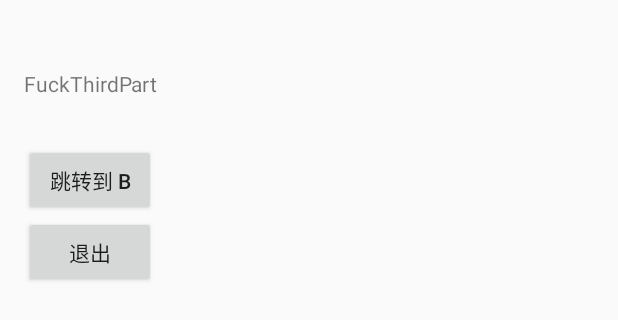
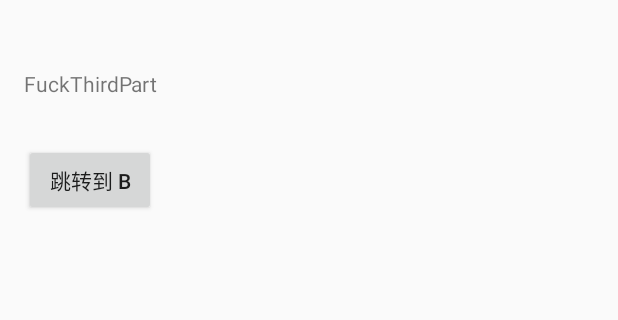
Before and after one commit to HelloVass/LearnDagger2, an Android app: the layout activity_class_aroom.xml on its own in the app's theme, with its tools: preview values and no code run, on a phone screen of 412 x 824 dp. Shown: the top 320 px of the screen. Run offline under Robolectric (Android 15) with nearby library versions, the phone set to English and light mode, and no system bars.

```diff
--- a/app/src/main/java/com/dove/flyer/fuckthirdpart/ClassARoomActivity.java
+++ b/app/src/main/java/com/dove/flyer/fuckthirdpart/ClassARoomActivity.java
@@ -12,7 +12,7 @@ import javax.inject.Inject;
 public class ClassARoomActivity extends AppCompatActivity {
 
     TextView mUserNameTv;
-    Button mLogOutBtn;
+//    Button mLogOutBtn;
     Button mToBBtn;
     @Inject User mUser;
 
@@ -21,7 +21,7 @@ public class ClassARoomActivity extends AppCompatActivity {
         super.onCreate(savedInstanceState);
         setContentView(R.layout.activity_class_aroom);
         mUserNameTv = (TextView) findViewById(R.id.user_name_tv);
-        mLogOutBtn = (Button) findViewById(R.id.logout_btn);
+//        mLogOutBtn = (Button) findViewById(R.id.logout_btn);
         mToBBtn = (Button) findViewById(R.id.to_b_btn);
         App.getUserComponent().injectTo(this);
 
--- a/app/src/main/java/com/dove/flyer/fuckthirdpart/UserComponent.java
+++ b/app/src/main/java/com/dove/flyer/fuckthirdpart/UserComponent.java
@@ -1,11 +1,13 @@
 package com.dove.flyer.fuckthirdpart;
+
+import com.dove.flyer.fuckthirdpart.annotation.UserScope;
 
 import dagger.Component;
 
 /**
  * Created by flyer on 2016/11/11.
  */
-
+//@UserScope
 @Component(modules = {UserModule.class})
 public interface UserComponent {
     void injectTo(ClassARoomActivity classARoomActivity);
--- a/app/src/main/java/com/dove/flyer/fuckthirdpart/UserModule.java
+++ b/app/src/main/java/com/dove/flyer/fuckthirdpart/UserModule.java
@@ -1,4 +1,6 @@
 package com.dove.flyer.fuckthirdpart;
+
+import com.dove.flyer.fuckthirdpart.annotation.UserScope;
 
 import dagger.Module;
 import dagger.Provides;
@@ -14,6 +16,7 @@ public class UserModule {
 
     }
 
+//    @UserScope
     @Provides
     User provideUser(){
         return new User();
--- a/app/src/main/res/layout/activity_class_aroom.xml
+++ b/app/src/main/res/layout/activity_class_aroom.xml
@@ -16,9 +16,9 @@
         android:id="@+id/to_b_btn"
         android:layout_width="wrap_content"
         android:layout_height="48dp" />
-    <Button
-        android:text="退出"
-        android:id="@+id/logout_btn"
-        android:layout_width="wrap_content"
-        android:layout_height="48dp" />
+    <!--<Button-->
+        <!--android:text="退出"-->
+        <!--android:id="@+id/logout_btn"-->
+        <!--android:layout_width="wrap_content"-->
+        <!--android:layout_height="48dp" />-->
 </LinearLayout>
```
Also changed, not shown: app/src/main/java/com/dove/flyer/fuckthirdpart/annotation/UserScope.java (added, +14 -0 lines).
